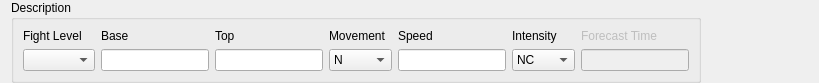
Above: tafor/components/ui/sigmet_general.ui from up1and/tafor before the change. Below: the same form after it.
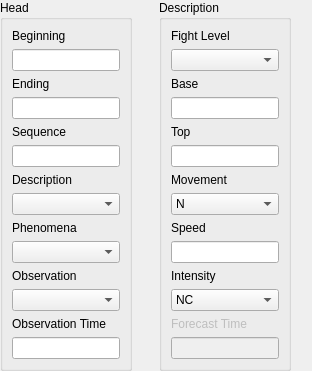
That is the form after the change.

Commit message: 重构 SIGMET 编辑器布局

Patch:
```diff
--- a/tafor/components/ui/sigmet_general.ui
+++ b/tafor/components/ui/sigmet_general.ui
@@ -6,21 +6,27 @@
    <rect>
     <x>0</x>
     <y>0</y>
-    <width>819</width>
-    <height>70</height>
+    <width>312</width>
+    <height>334</height>
    </rect>
   </property>
   <property name="windowTitle">
    <string notr="true">Sigmet</string>
   </property>
-  <layout class="QVBoxLayout" name="verticalLayout">
+  <layout class="QGridLayout" name="gridLayout">
+   <property name="leftMargin">
+    <number>0</number>
+   </property>
    <property name="topMargin">
     <number>0</number>
    </property>
+   <property name="rightMargin">
+    <number>0</number>
+   </property>
    <property name="bottomMargin">
     <number>0</number>
    </property>
-   <item>
+   <item row="0" column="1" alignment="Qt::AlignLeft|Qt::AlignTop">
     <widget class="QGroupBox" name="descriptionGroup">
      <property name="sizePolicy">
       <sizepolicy hsizetype="Fixed" vsizetype="Fixed">
@@ -32,13 +38,43 @@
       <string>Description</string>
      </property>
      <layout class="QGridLayout" name="descriptionLayout">
-      <item row="1" column="6">
-       <widget class="QLineEdit" name="speed"/>
+      <item row="3" column="2">
+       <widget class="QLineEdit" name="base"/>
       </item>
-      <item row="1" column="4">
-       <widget class="QLineEdit" name="top"/>
+      <item row="2" column="2">
+       <widget class="QLabel" name="baseLabel">
+        <property name="text">
+         <string>Base</string>
+        </property>
+        <property name="buddy">
+         <cstring>base</cstring>
+        </property>
+       </widget>
       </item>
-      <item row="1" column="5">
+      <item row="8" column="2">
+       <widget class="QLabel" name="speedLabel">
+        <property name="text">
+         <string>Speed</string>
+        </property>
+        <property name="buddy">
+         <cstring>speed</cstring>
+        </property>
+       </widget>
+      </item>
+      <item row="1" column="2">
+       <widget class="QComboBox" name="level"/>
+      </item>
+      <item row="10" column="2">
+       <widget class="QLabel" name="intensityChangeLabel">
+        <property name="text">
+         <string>Intensity</string>
+        </property>
+        <property name="buddy">
+         <cstring>intensityChange</cstring>
+        </property>
+       </widget>
+      </item>
+      <item row="7" column="2">
        <widget class="QComboBox" name="movement">
         <item>
          <property name="text">
@@ -127,7 +163,24 @@
         </item>
        </widget>
       </item>
-      <item row="1" column="7">
+      <item row="4" column="2">
+       <widget class="QLabel" name="topLabel">
+        <property name="text">
+         <string>Top</string>
+        </property>
+        <property name="buddy">
+         <cstring>top</cstring>
+        </property>
+       </widget>
+      </item>
+      <item row="13" column="2">
+       <widget class="QLineEdit" name="forecastTime">
+        <property name="enabled">
+         <bool>false</bool>
+        </property>
+       </widget>
+      </item>
+      <item row="11" column="2">
        <widget class="QComboBox" name="intensityChange">
         <item>
          <property name="text">
@@ -146,20 +199,20 @@
         </item>
        </widget>
       </item>
-      <item row="1" column="3">
-       <widget class="QLineEdit" name="base"/>
-      </item>
-      <item row="0" column="4">
-       <widget class="QLabel" name="topLabel">
+      <item row="12" column="2">
+       <widget class="QLabel" name="forecastTimeLabel">
+        <property name="enabled">
+         <bool>false</bool>
+        </property>
         <property name="text">
-         <string>Top</string>
+         <string>Forecast Time</string>
         </property>
         <property name="buddy">
          <cstring>top</cstring>
         </property>
        </widget>
       </item>
-      <item row="0" column="5">
+      <item row="6" column="2">
        <widget class="QLabel" name="movementLabel">
         <property name="text">
          <string>Movement</string>
@@ -169,6 +222,12 @@
         </property>
        </widget>
       </item>
+      <item row="9" column="2">
+       <widget class="QLineEdit" name="speed"/>
+      </item>
+      <item row="5" column="2">
+       <widget class="QLineEdit" name="top"/>
+      </item>
       <item row="0" column="2">
        <widget class="QLabel" name="levelLabel">
         <property name="text">
@@ -179,56 +238,106 @@
         </property>
        </widget>
       </item>
-      <item row="0" column="3">
-       <widget class="QLabel" name="baseLabel">
+     </layout>
+    </widget>
+   </item>
+   <item row="0" column="0" alignment="Qt::AlignLeft|Qt::AlignTop">
+    <widget class="QGroupBox" name="headGroup">
+     <property name="sizePolicy">
+      <sizepolicy hsizetype="Fixed" vsizetype="Fixed">
+       <horstretch>0</horstretch>
+       <verstretch>0</verstretch>
+      </sizepolicy>
+     </property>
+     <property name="title">
+      <string>Head</string>
+     </property>
+     <layout class="QGridLayout" name="gridLayout_2">
+      <item row="0" column="0">
+       <widget class="QLabel" name="beginningTimeLabel">
         <property name="text">
-         <string>Base</string>
+         <string>Beginning</string>
         </property>
         <property name="buddy">
          <cstring>base</cstring>
         </property>
        </widget>
       </item>
-      <item row="1" column="2">
-       <widget class="QComboBox" name="level"/>
+      <item row="12" column="0">
+       <widget class="QLabel" name="observationTimeLabel">
+        <property name="text">
+         <string>Observation Time</string>
+        </property>
+        <property name="buddy">
+         <cstring>observationTime</cstring>
+        </property>
+       </widget>
       </item>
-      <item row="0" column="6">
-       <widget class="QLabel" name="speedLabel">
+      <item row="2" column="0">
+       <widget class="QLabel" name="endingTimeLabel">
         <property name="text">
-         <string>Speed</string>
+         <string>Ending</string>
         </property>
         <property name="buddy">
          <cstring>speed</cstring>
         </property>
        </widget>
       </item>
-      <item row="0" column="7">
-       <widget class="QLabel" name="intensityChangeLabel">
+      <item row="13" column="0">
+       <widget class="QLineEdit" name="observationTime"/>
+      </item>
+      <item row="10" column="0">
+       <widget class="QLabel" name="observationLabel">
         <property name="text">
-         <string>Intensity</string>
+         <string>Observation</string>
         </property>
         <property name="buddy">
          <cstring>intensityChange</cstring>
         </property>
        </widget>
       </item>
-      <item row="1" column="8">
-       <widget class="QLineEdit" name="forecastTime">
-        <property name="enabled">
-         <bool>false</bool>
+      <item row="11" column="0">
+       <widget class="QComboBox" name="observation"/>
+      </item>
+      <item row="6" column="0">
+       <widget class="QLabel" name="descriptionLabel">
+        <property name="text">
+         <string>Description</string>
         </property>
        </widget>
       </item>
-      <item row="0" column="8">
-       <widget class="QLabel" name="forecastTimeLabel">
-        <property name="enabled">
-         <bool>false</bool>
+      <item row="5" column="0">
+       <widget class="QLineEdit" name="sequence"/>
+      </item>
+      <item row="8" column="0">
+       <widget class="QLabel" name="phenomenaLabel">
+        <property name="text">
+         <string>Phenomena</string>
         </property>
+        <property name="buddy">
+         <cstring>phenomena</cstring>
+        </property>
+       </widget>
+      </item>
+      <item row="4" column="0">
+       <widget class="QLabel" name="sequenceLabel">
         <property name="text">
-         <string>Forecast Time</string>
+         <string>Sequence</string>
         </property>
        </widget>
       </item>
+      <item row="7" column="0">
+       <widget class="QComboBox" name="description"/>
+      </item>
+      <item row="3" column="0">
+       <widget class="QLineEdit" name="endingTime"/>
+      </item>
+      <item row="9" column="0">
+       <widget class="QComboBox" name="phenomena"/>
+      </item>
+      <item row="1" column="0">
+       <widget class="QLineEdit" name="beginningTime"/>
+      </item>
      </layout>
     </widget>
    </item>
```
Left out of the diff: 15 changed lines with no effect on the pictures. The commit also changes 30 other files.
